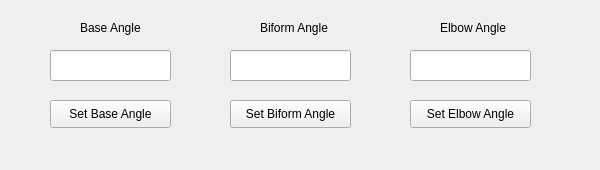
Above: RoverControlGUI/armcontrolpanel.ui from cal-roboops/F2017_Decal before the change. Below: the same form after it.
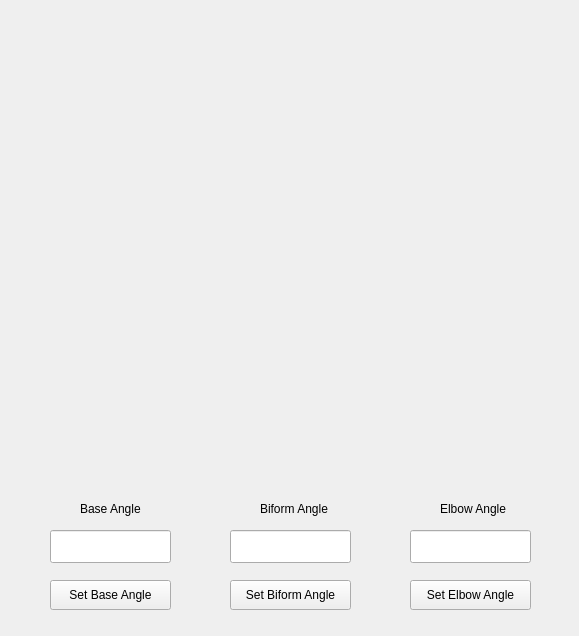
That is the form after the change.

What changed in the file:
```diff
--- a/RoverControlGUI/armcontrolpanel.ui
+++ b/RoverControlGUI/armcontrolpanel.ui
@@ -6,8 +6,8 @@
    <rect>
     <x>0</x>
     <y>0</y>
-    <width>600</width>
-    <height>170</height>
+    <width>579</width>
+    <height>636</height>
    </rect>
   </property>
   <property name="windowTitle">
@@ -18,9 +18,9 @@
     <property name="geometry">
      <rect>
       <x>50</x>
-      <y>50</y>
+      <y>530</y>
       <width>121</width>
-      <height>31</height>
+      <height>33</height>
      </rect>
     </property>
    </widget>
@@ -28,9 +28,9 @@
     <property name="geometry">
      <rect>
       <x>230</x>
-      <y>50</y>
+      <y>530</y>
       <width>121</width>
-      <height>31</height>
+      <height>33</height>
      </rect>
     </property>
    </widget>
@@ -38,9 +38,9 @@
     <property name="geometry">
      <rect>
       <x>410</x>
-      <y>50</y>
+      <y>530</y>
       <width>121</width>
-      <height>31</height>
+      <height>33</height>
      </rect>
     </property>
    </widget>
@@ -48,9 +48,9 @@
     <property name="geometry">
      <rect>
       <x>80</x>
-      <y>20</y>
+      <y>500</y>
       <width>71</width>
-      <height>16</height>
+      <height>18</height>
      </rect>
     </property>
     <property name="text">
@@ -61,9 +61,9 @@
     <property name="geometry">
      <rect>
       <x>260</x>
-      <y>20</y>
+      <y>500</y>
       <width>81</width>
-      <height>16</height>
+      <height>18</height>
      </rect>
     </property>
     <property name="text">
@@ -74,9 +74,9 @@
     <property name="geometry">
      <rect>
       <x>440</x>
-      <y>20</y>
+      <y>500</y>
       <width>81</width>
-      <height>16</height>
+      <height>18</height>
      </rect>
     </property>
     <property name="text">
@@ -87,9 +87,9 @@
     <property name="geometry">
      <rect>
       <x>50</x>
-      <y>100</y>
+      <y>580</y>
       <width>121</width>
-      <height>28</height>
+      <height>30</height>
      </rect>
     </property>
     <property name="text">
@@ -100,9 +100,9 @@
     <property name="geometry">
      <rect>
       <x>230</x>
-      <y>100</y>
+      <y>580</y>
       <width>121</width>
-      <height>28</height>
+      <height>30</height>
      </rect>
     </property>
     <property name="text">
@@ -113,15 +113,26 @@
     <property name="geometry">
      <rect>
       <x>410</x>
-      <y>100</y>
+      <y>580</y>
       <width>121</width>
-      <height>28</height>
+      <height>30</height>
      </rect>
     </property>
     <property name="text">
      <string>Set Elbow Angle</string>
     </property>
    </widget>
+   <widget class="QWidget" name="verticalLayoutWidget">
+    <property name="geometry">
+     <rect>
+      <x>30</x>
+      <y>20</y>
+      <width>521</width>
+      <height>461</height>
+     </rect>
+    </property>
+    <layout class="QVBoxLayout" name="armLayout"/>
+   </widget>
   </widget>
  </widget>
  <resources/>
```
Left out of the diff: 2 changed lines with no effect on the pictures.
